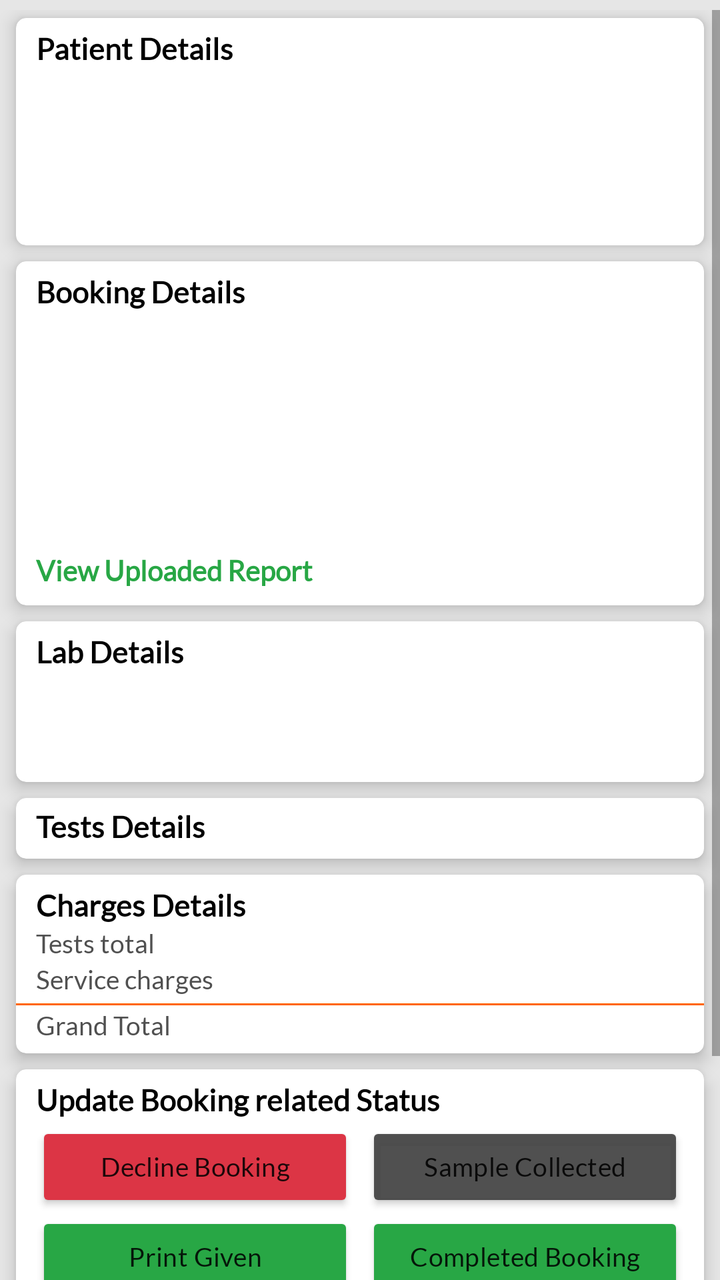
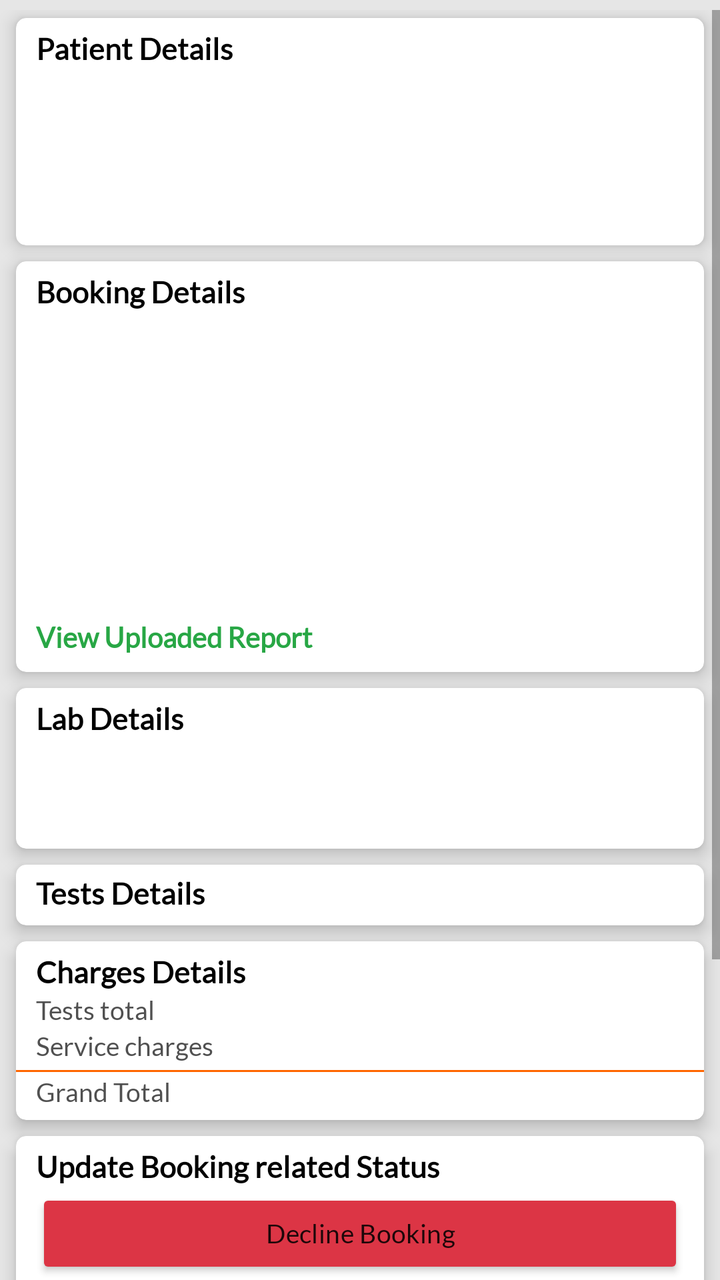

Two renders of the same Android screen: before a commit and after it. Below are the layout's source before the change and the commit's diff.
<!-- AndroidManifest.xml: application theme Theme.LabzApp -->
<!-- res/layout/fragment_booking_details.xml -->
<?xml version="1.0" encoding="utf-8"?>
<LinearLayout xmlns:android="http://schemas.android.com/apk/res/android"
    xmlns:app="http://schemas.android.com/apk/res-auto"
    android:layout_width="match_parent"
    android:layout_height="match_parent"
    android:background="@color/transp_black"
    android:orientation="vertical"
    android:paddingTop="5dp">

    <ScrollView
        android:layout_width="match_parent"
        android:layout_height="match_parent"
        >

        <LinearLayout
            android:layout_width="match_parent"
            android:layout_height="match_parent"
            android:paddingBottom="15dp"
            android:orientation="vertical">

            <androidx.cardview.widget.CardView
                android:layout_width="match_parent"
                android:layout_height="wrap_content"
                android:layout_marginHorizontal="8dp"
                android:layout_marginVertical="4dp"
                app:cardBackgroundColor="@color/white"
                app:cardCornerRadius="5dp"
                app:cardElevation="5dp">
                <LinearLayout
                    android:layout_width="match_parent"
                    android:layout_height="wrap_content"
                    android:paddingVertical="6dp"
                    android:orientation="vertical">

                    <TextView android:layout_width="match_parent"
                        android:layout_height="wrap_content"
                        android:textStyle="bold"
                        android:textSize="15sp"
                        android:textColor="@color/black"
                        android:text="Patient Details"
                        android:paddingHorizontal="10dp"
                        android:paddingBottom="2dp"
                        />
                    <TextView android:layout_width="match_parent"
                        android:id="@+id/pat_name"
                        android:layout_height="wrap_content"
                        android:textSize="13sp"
                        android:textColor="@color/dark_grey"
                        android:paddingHorizontal="10dp"
                        android:paddingBottom="2dp"
                        />
                    <TextView android:layout_width="match_parent"
                        android:id="@+id/pat_age_gender"
                        android:layout_height="wrap_content"
                        android:textSize="13sp"
                        android:textColor="@color/dark_grey"
                        android:paddingHorizontal="10dp"
                        android:paddingBottom="2dp"
                        />

                    <TextView android:layout_width="match_parent"
                        android:id="@+id/pat_address"
                        android:layout_height="wrap_content"
                        android:textSize="13sp"
                        android:textColor="@color/dark_grey"
                        android:paddingHorizontal="10dp"
                        android:paddingBottom="2dp"
                        />
                    <TextView android:layout_width="match_parent"
                        android:id="@+id/pat_phone"
                        android:layout_height="wrap_content"
                        android:textSize="13sp"
                        android:textColor="@color/dark_grey"
                        android:paddingHorizontal="10dp"
                        android:paddingBottom="2dp"
                        />
                    <TextView android:layout_width="match_parent"
                        android:id="@+id/pat_pincode_district"
                        android:layout_height="wrap_content"
                        android:textSize="13sp"
                        android:textColor="@color/dark_grey"
                        android:paddingHorizontal="10dp"
                        />
                </LinearLayout>

            </androidx.cardview.widget.CardView>

            <androidx.cardview.widget.CardView
                android:layout_width="match_parent"
                android:layout_height="wrap_content"
                android:layout_marginHorizontal="8dp"
                android:layout_marginVertical="4dp"
                app:cardBackgroundColor="@color/white"
                app:cardCornerRadius="5dp"
                app:cardElevation="5dp">

                <LinearLayout
                    android:layout_width="match_parent"
                    android:layout_height="wrap_content"
                    android:paddingVertical="6dp"
                    android:orientation="vertical">


                    <TextView android:layout_width="match_parent"
                        android:layout_height="wrap_content"
                        android:textStyle="bold"
                        android:textSize="15sp"
                        android:textColor="@color/black"
                        android:text="Booking Details"
                        android:paddingHorizontal="10dp"
                        android:paddingBottom="2dp"
                        />
                    <TextView android:layout_width="match_parent"
                        android:id="@+id/booking_date"
                        android:layout_height="wrap_content"
                        android:textSize="13sp"
                        android:textColor="@color/dark_grey"
                        android:paddingHorizontal="10dp"
                        android:paddingBottom="2dp"
                        />
                    <TextView android:layout_width="match_parent"
                        android:id="@+id/book_id"
                        android:layout_height="wrap_content"
                        android:textSize="13sp"
                        android:textColor="@color/dark_grey"
                        android:paddingHorizontal="10dp"
                        android:paddingBottom="2dp"
                        />
                    <TextView android:layout_width="match_parent"
                        android:id="@+id/sample_coll_date"
                        android:layout_height="wrap_content"
                        android:textSize="13sp"
                        android:textColor="@color/dark_grey"
                        android:paddingHorizontal="10dp"
                        android:paddingBottom="2dp"
                        />
                    <TextView android:layout_width="match_parent"
                        android:id="@+id/book_status"
                        android:layout_height="wrap_content"
                        android:textSize="13sp"
                        android:textColor="@color/dark_grey"
                        android:paddingHorizontal="10dp"
                        android:paddingBottom="2dp"
                        />
                    <TextView android:layout_width="match_parent"
                        android:id="@+id/print_needed"
                        android:layout_height="wrap_content"
                        android:textSize="13sp"
                        android:textColor="@color/dark_grey"
                        android:paddingHorizontal="10dp"
                        android:paddingBottom="2dp"
                        />
                    <TextView android:layout_width="match_parent"
                        android:id="@+id/print_given"
                        android:layout_height="wrap_content"
                        android:textSize="13sp"
                        android:textColor="@color/dark_grey"
                        android:paddingHorizontal="10dp"
                        android:paddingBottom="2dp"
                        />

                    <TextView
                        android:id="@+id/report_file"
                        android:layout_width="match_parent"
                        android:layout_height="wrap_content"
                        android:paddingHorizontal="10dp"
                        android:paddingBottom="2dp"
                        android:textColor="@color/dark_grey"
                        android:textSize="13sp" />
                    <TextView
                        android:paddingVertical="3dp"
                        android:id="@+id/view_report_file"
                        android:layout_width="match_parent"
                        android:layout_height="wrap_content"
                        android:paddingHorizontal="10dp"
                        android:text="View Uploaded Report"
                        android:textStyle="bold"
                        android:textColor="@color/success_green"
                        android:textSize="14sp" />

                </LinearLayout>

            </androidx.cardview.widget.CardView>

            <androidx.cardview.widget.CardView
                android:layout_width="match_parent"
                android:layout_height="wrap_content"
                android:layout_marginHorizontal="8dp"
                android:layout_marginVertical="4dp"
                app:cardBackgroundColor="@color/white"
                app:cardCornerRadius="5dp"
                app:cardElevation="5dp">
                <LinearLayout
                    android:layout_width="match_parent"
                    android:layout_height="wrap_content"
                    android:paddingVertical="6dp"
                    android:orientation="vertical">
                    <TextView android:layout_width="match_parent"
                        android:layout_height="wrap_content"
                        android:textStyle="bold"
                        android:textSize="15sp"
                        android:textColor="@color/black"
                        android:text="Lab Details"
                        android:paddingHorizontal="10dp"
                        android:paddingBottom="2dp"
                        />

                    <TextView android:layout_width="match_parent"
                        android:id="@+id/lab_name"
                        android:layout_height="wrap_content"
                        android:textSize="13sp"
                        android:textColor="@color/dark_grey"
                        android:paddingHorizontal="10dp"
                        android:paddingBottom="2dp"
                        />
                    <TextView android:layout_width="match_parent"
                        android:id="@+id/lab_address"
                        android:layout_height="wrap_content"
                        android:textSize="13sp"
                        android:textColor="@color/dark_grey"
                        android:paddingHorizontal="10dp"
                        android:paddingBottom="2dp"
                        />
                    <TextView android:layout_width="match_parent"
                        android:id="@+id/lab_pin_district"
                        android:layout_height="wrap_content"
                        android:textSize="13sp"
                        android:textColor="@color/dark_grey"
                        android:paddingHorizontal="10dp"
                        />
                </LinearLayout>

            </androidx.cardview.widget.CardView>
            <androidx.cardview.widget.CardView
                android:layout_width="match_parent"
                android:layout_height="wrap_content"
                android:layout_marginHorizontal="8dp"
                android:layout_marginVertical="4dp"
                app:cardBackgroundColor="@color/white"
                app:cardCornerRadius="5dp"
                app:cardElevation="5dp">

                <LinearLayout
                    android:layout_width="match_parent"
                    android:paddingVertical="5dp"

                    android:layout_height="wrap_content"
                    android:orientation="vertical">

                    <TextView android:layout_width="match_parent"
                        android:layout_height="wrap_content"
                        android:textStyle="bold"
                        android:textSize="15sp"
                        android:textColor="@color/black"
                        android:text="Tests Details"
                        android:paddingHorizontal="10dp"
                        android:paddingBottom="2dp"
                        />
                    <androidx.recyclerview.widget.RecyclerView
                        android:layout_width="match_parent"
                        android:id="@+id/test_list_view"
                        android:layout_height="match_parent"
                        />

                </LinearLayout>
            </androidx.cardview.widget.CardView>


            <androidx.cardview.widget.CardView
                android:layout_width="match_parent"
                android:layout_height="wrap_content"
                android:layout_marginHorizontal="8dp"
                android:layout_marginVertical="4dp"
                app:cardBackgroundColor="@color/white"
                app:cardCornerRadius="5dp"
                app:cardElevation="5dp">

                <LinearLayout
                    android:layout_width="match_parent"
                    android:paddingVertical="6dp"
                    android:layout_height="wrap_content"
                    android:orientation="vertical">

                    <TextView android:layout_width="match_parent"
                        android:layout_height="wrap_content"
                        android:textStyle="bold"
                        android:textSize="15sp"
                        android:textColor="@color/black"
                        android:text="Charges Details"
                        android:paddingHorizontal="10dp"
                        android:paddingBottom="2dp"
                        />

                    <LinearLayout android:layout_width="match_parent"
                        android:layout_height="wrap_content"
                        android:orientation="horizontal">

                        <TextView android:layout_width="0dp"
                            android:layout_weight="2"
                            android:layout_height="wrap_content"
                            android:textSize="13sp"
                            android:text="Tests total"
                            android:textColor="@color/dark_grey"
                            android:paddingHorizontal="10dp"
                            android:paddingBottom="2dp"
                            />

                        <TextView
                            android:id="@+id/test_total"
                            android:layout_width="0dp"
                            android:layout_height="match_parent"
                            android:layout_weight="1"
                            android:paddingHorizontal="10dp"
                            android:paddingBottom="2dp"
                            android:textColor="@color/dark_grey"
                            android:textSize="13sp" />

                    </LinearLayout>

                    <LinearLayout android:layout_width="match_parent"
                        android:layout_height="wrap_content"
                        android:orientation="horizontal">
                        <TextView android:layout_width="0dp"
                            android:layout_weight="2"
                            android:text="Service charges"
                            android:layout_height="wrap_content"
                            android:textSize="13sp"
                            android:textColor="@color/dark_grey"
                            android:paddingHorizontal="10dp"
                            android:paddingBottom="2dp"
                            />


                        <TextView android:layout_width="0dp"
                            android:layout_weight="1"
                            android:id="@+id/service_charges"
                            android:layout_height="wrap_content"
                            android:textSize="13sp"
                            android:textColor="@color/dark_grey"
                            android:paddingHorizontal="10dp"
                            />

                    </LinearLayout>
                    <View
                        android:layout_width="match_parent"
                        android:layout_height="1dp"
                        android:background="@color/orange"
                        android:layout_marginVertical="2dp"
                        />
                    <LinearLayout android:layout_width="match_parent"
                        android:layout_height="wrap_content"
                        android:orientation="horizontal">

                        <TextView android:layout_width="0dp"
                            android:layout_weight="2"
                            android:text="Grand Total"
                            android:layout_height="wrap_content"
                            android:textSize="13sp"
                            android:textColor="@color/dark_grey"
                            android:paddingHorizontal="10dp"

                            />


                        <TextView android:layout_width="0dp"
                            android:layout_weight="1"
                            android:id="@+id/grand_total"
                            android:layout_height="wrap_content"
                            android:textSize="13sp"
                            android:textStyle="bold"
                            android:textColor="@color/dark_grey"
                            android:paddingHorizontal="10dp"

                            />
                    </LinearLayout>

                </LinearLayout>
            </androidx.cardview.widget.CardView>


            <androidx.cardview.widget.CardView
                android:layout_width="match_parent"
                android:layout_height="wrap_content"
                android:layout_marginHorizontal="8dp"
                android:layout_marginVertical="4dp"
                app:cardBackgroundColor="@color/white"
                app:cardCornerRadius="5dp"
                app:cardElevation="5dp">

                <LinearLayout
                    android:layout_width="match_parent"
                    android:paddingVertical="6dp"
                    android:paddingHorizontal="10dp"
                    android:layout_height="wrap_content"
                    android:orientation="vertical"
                    android:layout_marginBottom="10dp">

                    <TextView android:layout_width="match_parent"
                        android:layout_height="wrap_content"
                        android:textStyle="bold"
                        android:textSize="15sp"
                        android:textColor="@color/black"
                        android:text="Update Booking related Status"
                        android:paddingBottom="2dp"
                        />

                    <LinearLayout android:layout_width="match_parent"
                        android:layout_height="wrap_content"
                        android:orientation="horizontal"
                       >
                        <Button
                            android:id="@+id/btn_decline_book"
                            android:backgroundTint="@color/fail_red"
                            android:layout_width="0dp"
                            android:layout_weight="1"
                            android:layout_height="45dp"
                            android:layout_marginEnd="3dp"
                            android:textSize="13sp"
                            android:textAllCaps="false"
                            android:text="Decline Booking"
                            android:letterSpacing=".01"
                            />

                        <Button
                            android:id="@+id/btn_sample_coll"
                            android:backgroundTint="@color/dark_grey"
                            android:layout_width="0dp"
                            android:layout_height="45dp"
                            android:layout_marginStart="3dp"
                            android:layout_weight="1"
                            android:textAllCaps="false"
                            android:textSize="13sp"
                            android:text="Sample Collected"
                            android:letterSpacing=".01"/>

                    </LinearLayout>
                    <LinearLayout android:layout_width="match_parent"
                        android:layout_height="wrap_content"
                        android:orientation="horizontal">

                        <Button
                            android:id="@+id/btn_print_givn"
                            android:backgroundTint="@color/success_green"
                            android:layout_width="0dp"
                            android:layout_height="45dp"
                            android:layout_marginEnd="3dp"
                            android:layout_weight="1"
                            android:textAllCaps="false"
                            android:textSize="13sp"
                            android:text="Print Given"
                            android:letterSpacing=".01"/>

                        <Button
                            android:id="@+id/btn_book_complt"
                            android:backgroundTint="@color/success_green"
                            android:layout_width="0dp"
                            android:layout_weight="1"
                            android:layout_height="45dp"
                            android:layout_marginStart="3dp"
                            android:textSize="13sp"
                            android:textAllCaps="false"
                            android:text="Completed Booking"
                            android:letterSpacing=".01"
                            />

                    </LinearLayout>

                    <LinearLayout android:layout_width="match_parent"
                        android:layout_height="wrap_content"
                        android:orientation="horizontal"
                        >
                        <Button
                            android:id="@+id/btn_print_notg"
                            android:backgroundTint="@color/red"
                            android:layout_width="0dp"
                            android:layout_weight="1"
                            android:layout_height="45dp"
                            android:layout_marginEnd="3dp"
                            android:textSize="13sp"
                            android:textAllCaps="false"
                            android:text="Print Not given"
                            android:letterSpacing=".01"
                            />

                        <Button
                            android:id="@+id/btn_sample_notc"
                            android:backgroundTint="@color/green"
                            android:layout_width="0dp"
                            android:layout_height="45dp"
                            android:layout_marginStart="3dp"
                            android:layout_weight="1"
                            android:textAllCaps="false"
                            android:textSize="13sp"
                            android:text="Sample Not Collected"
                            android:letterSpacing=".01"/>

                    </LinearLayout>

                    <LinearLayout android:layout_width="match_parent"
                        android:layout_height="wrap_content"
                        android:orientation="horizontal"
                        >
                        <Button
                            android:id="@+id/btn_upload_report"
                            android:backgroundTint="@color/green"
                            android:layout_width="0dp"
                            android:layout_weight="1"
                            android:layout_height="45dp"
                            android:layout_marginEnd="3dp"
                            android:textSize="13sp"
                            android:textAllCaps="false"
                            android:text="Upload PDF report"
                            android:letterSpacing=".01"
                            />

                        <Button
                            android:id="@+id/btn_update_path"
                            android:backgroundTint="@color/green"
                            android:layout_width="0dp"
                            android:layout_height="45dp"
                            android:layout_marginStart="3dp"
                            android:layout_weight="1"
                            android:textAllCaps="false"
                            android:textSize="13sp"
                            android:text="Update Path"
                            android:letterSpacing=".01"/>
                    </LinearLayout>
                </LinearLayout>
            </androidx.cardview.widget.CardView>


        </LinearLayout>
    </ScrollView>

</LinearLayout>
<!-- resources referenced by this layout -->
<resources>
  <color name="black">#FF000000</color>
  <color name="dark_grey">#EE444444</color>
  <color name="fail_red">#FFDC3545</color>
  <color name="green">#FF3CBFB8</color>
  <color name="orange">#FFFF6600</color>
  <color name="red">#F33535</color>
  <color name="success_green">#FF28A745</color>
  <color name="transp_black">#19000000</color>
  <color name="white">#FFFFFFFF</color>
  <style name="Theme.LabzApp" parent="Theme.MaterialComponents.DayNight.NoActionBar">
          <item name="android:fontFamily">@font/lato_regular</item>
          <item name="windowActionBar">false</item>
          <item name="windowNoTitle">true</item>
          <item name="android:actionMenuTextColor">@android:color/white</item>
          <item name="drawerArrowStyle">@style/DrawerArrowStyle</item>
          <item name="android:statusBarColor">@color/reddishdark</item>
      </style>
  <style name="DrawerArrowStyle" parent="@style/Widget.AppCompat.DrawerArrowToggle">
          <item name="spinBars">true</item>
          <item name="color">@color/white</item>
      </style>
  <color name="reddishdark">#FF803300</color>
</resources>

<!-- the commit's change to res/layout/fragment_booking_details.xml (unified diff, before → after) -->
@@ -135,6 +135,14 @@
                         android:paddingBottom="2dp"
                         />
                     <TextView android:layout_width="match_parent"
+                        android:id="@+id/office_alloc_date"
+                        android:layout_height="wrap_content"
+                        android:textSize="13sp"
+                        android:textColor="@color/dark_grey"
+                        android:paddingHorizontal="10dp"
+                        android:paddingBottom="2dp"
+                        />
+                    <TextView android:layout_width="match_parent"
                         android:id="@+id/book_status"
                         android:layout_height="wrap_content"
                         android:textSize="13sp"
@@ -161,6 +169,14 @@
 
                     <TextView
                         android:id="@+id/report_file"
+                        android:layout_width="match_parent"
+                        android:layout_height="wrap_content"
+                        android:paddingHorizontal="10dp"
+                        android:paddingBottom="2dp"
+                        android:textColor="@color/dark_grey"
+                        android:textSize="13sp" />
+                    <TextView
+                        android:id="@+id/distance_travel"
                         android:layout_width="match_parent"
                         android:layout_height="wrap_content"
                         android:paddingHorizontal="10dp"
@@ -406,15 +422,13 @@
 
                     <LinearLayout android:layout_width="match_parent"
                         android:layout_height="wrap_content"
-                        android:orientation="horizontal"
+                        android:orientation="vertical"
                        >
                         <Button
                             android:id="@+id/btn_decline_book"
                             android:backgroundTint="@color/fail_red"
-                            android:layout_width="0dp"
-                            android:layout_weight="1"
+                            android:layout_width="match_parent"
                             android:layout_height="45dp"
-                            android:layout_marginEnd="3dp"
                             android:textSize="13sp"
                             android:textAllCaps="false"
                             android:text="Decline Booking"
@@ -424,46 +438,39 @@
                         <Button
                             android:id="@+id/btn_sample_coll"
                             android:backgroundTint="@color/dark_grey"
-                            android:layout_width="0dp"
+                            android:layout_width="match_parent"
                             android:layout_height="45dp"
-                            android:layout_marginStart="3dp"
-                            android:layout_weight="1"
                             android:textAllCaps="false"
                             android:textSize="13sp"
-                            android:text="Sample Collected"
+                            android:text="Sample Collection Update"
                             android:letterSpacing=".01"/>
 
-                    </LinearLayout>
-                    <LinearLayout android:layout_width="match_parent"
-                        android:layout_height="wrap_content"
-                        android:orientation="horizontal">
-
-                        <Button
-                            android:id="@+id/btn_print_givn"
-                            android:backgroundTint="@color/success_green"
-                            android:layout_width="0dp"
-                            android:layout_height="45dp"
-                            android:layout_marginEnd="3dp"
-                            android:layout_weight="1"
-                            android:textAllCaps="false"
-                            android:textSize="13sp"
-                            android:text="Print Given"
-                            android:letterSpacing=".01"/>
 
                         <Button
                             android:id="@+id/btn_book_complt"
                             android:backgroundTint="@color/success_green"
-                            android:layout_width="0dp"
-                            android:layout_weight="1"
+                            android:layout_width="match_parent"
                             android:layout_height="45dp"
-                            android:layout_marginStart="3dp"
                             android:textSize="13sp"
                             android:textAllCaps="false"
                             android:text="Completed Booking"
                             android:letterSpacing=".01"
                             />
 
+                        <Button
+                            android:id="@+id/btn_upload_report"
+                            android:backgroundTint="@color/green"
+                            android:layout_width="match_parent"
+                            android:layout_height="45dp"
+                            android:layout_marginEnd="3dp"
+                            android:textSize="13sp"
+                            android:textAllCaps="false"
+                            android:text="Upload PDF report"
+                            android:letterSpacing=".01"
+                            />
+
                     </LinearLayout>
+
 
                     <LinearLayout android:layout_width="match_parent"
                         android:layout_height="wrap_content"
@@ -483,48 +490,22 @@
                             />
 
                         <Button
-                            android:id="@+id/btn_sample_notc"
-                            android:backgroundTint="@color/green"
+                            android:id="@+id/btn_print_givn"
+                            android:backgroundTint="@color/success_green"
                             android:layout_width="0dp"
                             android:layout_height="45dp"
                             android:layout_marginStart="3dp"
                             android:layout_weight="1"
                             android:textAllCaps="false"
                             android:textSize="13sp"
-                            android:text="Sample Not Collected"
+                            android:text="Print Given"
                             android:letterSpacing=".01"/>
 
+
+
                     </LinearLayout>
 
-                    <LinearLayout android:layout_width="match_parent"
-                        android:layout_height="wrap_content"
-                        android:orientation="horizontal"
-                        >
-                        <Button
-                            android:id="@+id/btn_upload_report"
-                            android:backgroundTint="@color/green"
-                            android:layout_width="0dp"
-                            android:layout_weight="1"
-                            android:layout_height="45dp"
-                            android:layout_marginEnd="3dp"
-                            android:textSize="13sp"
-                            android:textAllCaps="false"
-                            android:text="Upload PDF report"
-                            android:letterSpacing=".01"
-                            />
-
-                        <Button
-                            android:id="@+id/btn_update_path"
-                            android:backgroundTint="@color/green"
-                            android:layout_width="0dp"
-                            android:layout_height="45dp"
-                            android:layout_marginStart="3dp"
-                            android:layout_weight="1"
-                            android:textAllCaps="false"
-                            android:textSize="13sp"
-                            android:text="Update Path"
-                            android:letterSpacing=".01"/>
-                    </LinearLayout>
+
                 </LinearLayout>
             </androidx.cardview.widget.CardView>
 
